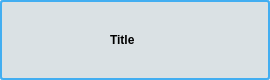
This is resources/file_tile.ui in shotgunsoftware/tk-multi-workfiles2 as Qt 5 draws it before an edit. The edited form follows.
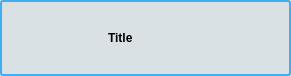
This is the edited form. Icons and pictures are not drawn.

Patch:
```diff
--- a/resources/file_tile.ui
+++ b/resources/file_tile.ui
@@ -6,8 +6,8 @@
    <rect>
     <x>0</x>
     <y>0</y>
-    <width>270</width>
-    <height>80</height>
+    <width>291</width>
+    <height>76</height>
    </rect>
   </property>
   <property name="windowTitle">
@@ -40,10 +40,13 @@
      <property name="lineWidth">
       <number>2</number>
      </property>
-     <layout class="QHBoxLayout" name="horizontalLayout_2" stretch="0,1">
-      <property name="margin">
+     <layout class="QHBoxLayout" name="horizontalLayout_2" stretch="0,1,0">
+      <property name="spacing">
        <number>6</number>
       </property>
+      <property name="margin">
+       <number>4</number>
+      </property>
       <item>
        <widget class="QLabel" name="thumbnail">
         <property name="minimumSize">
@@ -115,6 +118,54 @@
         </item>
        </layout>
       </item>
+      <item>
+       <layout class="QVBoxLayout" name="verticalLayout_2" stretch="1,0">
+        <property name="spacing">
+         <number>0</number>
+        </property>
+        <item>
+         <spacer name="verticalSpacer_3">
+          <property name="orientation">
+           <enum>Qt::Vertical</enum>
+          </property>
+          <property name="sizeType">
+           <enum>QSizePolicy::Expanding</enum>
+          </property>
+          <property name="sizeHint" stdset="0">
+           <size>
+            <width>0</width>
+            <height>0</height>
+           </size>
+          </property>
+         </spacer>
+        </item>
+        <item>
+         <widget class="QLabel" name="locked_label">
+          <property name="minimumSize">
+           <size>
+            <width>12</width>
+            <height>14</height>
+           </size>
+          </property>
+          <property name="maximumSize">
+           <size>
+            <width>12</width>
+            <height>14</height>
+           </size>
+          </property>
+          <property name="text">
+           <string/>
+          </property>
+          <property name="pixmap">
+           <pixmap>:/res/padlock.png</pixmap>
+          </property>
+          <property name="scaledContents">
+           <bool>false</bool>
+          </property>
+         </widget>
+        </item>
+       </layout>
+      </item>
      </layout>
     </widget>
    </item>
```
Left out of the diff: 3 changed lines with no effect on the pictures.
